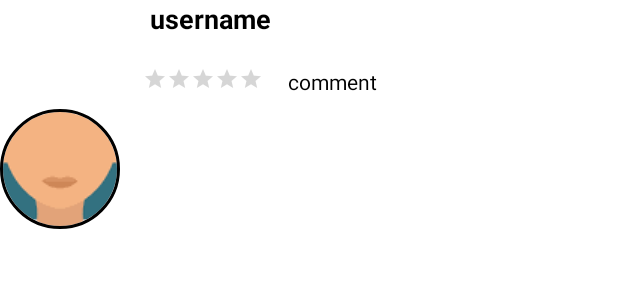
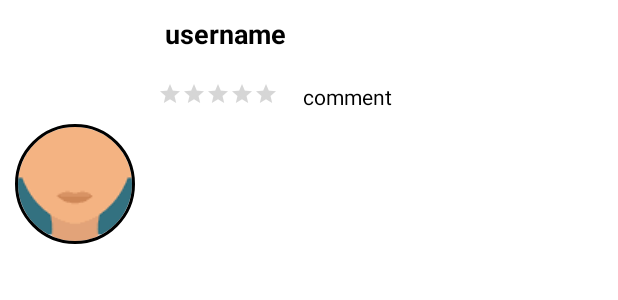
Before and after one commit to Group-4HardwareApp/hardwarewalaseller, an Android app: the layout show_comment_item_list.xml on its own in the app's theme, with its tools: preview values and no code run, on a phone screen of 412 x 824 dp. Shown: the top 300 px of the screen. Run offline under Robolectric (Android 15) with nearby library versions, the phone set to English and light mode, and no system bars; plain views replace CircularImageView; Roboto replaces fonts that are not available here.

Commit message:
no changes just push

```diff
--- a/app/src/main/java/com/e/hardwarewalaseller/adapter/ShowCommentAdapter.java
+++ b/app/src/main/java/com/e/hardwarewalaseller/adapter/ShowCommentAdapter.java
@@ -2,8 +2,10 @@ package com.e.hardwarewalaseller.adapter;
 
 
 import android.content.Context;
+import android.util.Log;
 import android.view.LayoutInflater;
 import android.view.ViewGroup;
+import android.widget.Toast;
 
 import androidx.annotation.NonNull;
 import androidx.recyclerview.widget.RecyclerView;
@@ -40,7 +42,9 @@ public class ShowCommentAdapter extends RecyclerView.Adapter<ShowCommentAdapter.
         Comment comment = commentList.get(position);
         holder.binding.tvComment.setText("" + comment.getComment());
         holder.binding.tvUserName.setText("" + comment.getUserName());
-        Picasso.get().load(comment.getUserImg()).placeholder(R.drawable.hardwarewala_yellow).into(holder.binding.ivUserImg);
+        Picasso.get().load(comment.getUserImg()).into(holder.binding.ivUserImg);
+
+        Log.e("VAX",""+comment.getUserImg());
         rate = Float.valueOf(comment.getRating()).floatValue();
         holder.binding.ratingBar.setRating(rate);
         //holder.binding.tvRate.setText("" + rate + " Out of 5 ");
--- a/app/src/main/res/layout/show_comment_item_list.xml
+++ b/app/src/main/res/layout/show_comment_item_list.xml
@@ -1,12 +1,10 @@
 <?xml version="1.0" encoding="utf-8"?>
 <LinearLayout android:layout_width="match_parent"
+    android:layout_margin="10dp"
     android:layout_height="wrap_content"
     xmlns:app="http://schemas.android.com/apk/res-auto"
     xmlns:android="http://schemas.android.com/apk/res/android"
     android:overScrollMode="never">
-
-
-
     <com.mikhaellopez.circularimageview.CircularImageView
         android:id="@+id/ivUserImg"
         android:layout_width="80dp"
```
